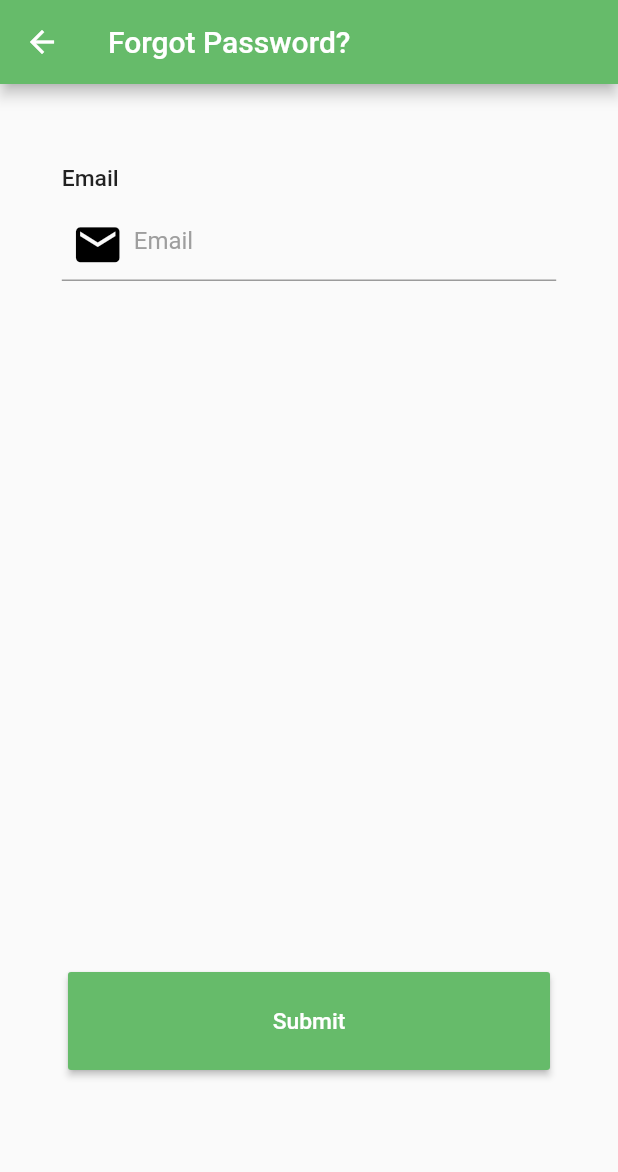
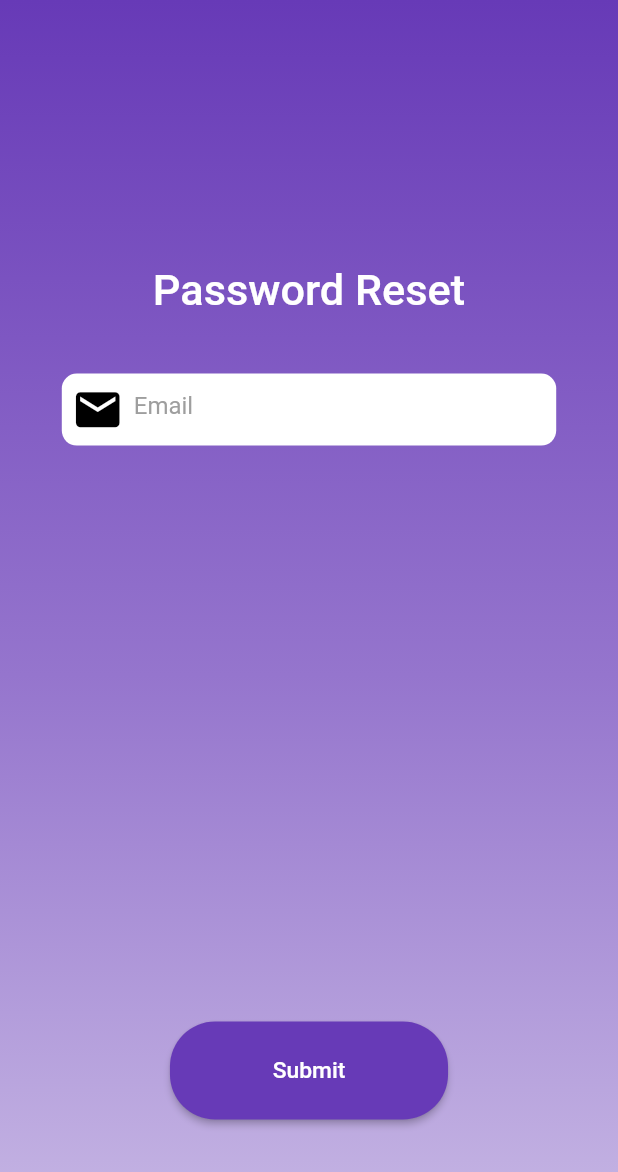
Before and after one commit to shirley03wang/CourseManager, a Flutter app: the ResetPasswordScreen screen opened by its route, on a phone screen of 412 x 824 dp. Shown: the top 1172 px of the screen. Run offline on Flutter 3.47's test engine with Material 2 defaults, Android fonts, the phone set to English and light mode, and no system bars; our stand-ins replace firebase_auth, firebase_core; accounts and stored records are empty.

Commit message:
updated reset_password_screen and created dashboard that's displayed when user logs in

```diff
--- a/lib/pages/reset_password_screen.dart
+++ b/lib/pages/reset_password_screen.dart
@@ -24,37 +24,47 @@ class _ResetPasswordScreenState extends State<ResetPasswordScreen> {
         kBottomNavigationBarHeight;
 
     return Scaffold(
-      appBar: AppBar(
-        title: Text(Strings.forgotPassword),
-        backgroundColor: Colors.green[400],
-      ),
       body: SingleChildScrollView(
         child: Container(
           padding: EdgeInsets.only(
               left: screenWidth * 0.1,
               right: screenWidth * 0.1,
-              top: screenHeight * 0.07),
+              top: screenHeight * 0.23,
+              bottom: screenHeight * 0.2),
+          decoration: BoxDecoration(
+            gradient: LinearGradient(
+                begin: Alignment.topCenter,
+                end: Alignment.bottomCenter,
+                colors: [
+                  Colors.deepPurple,
+                  Colors.deepPurple[400],
+                  Colors.deepPurple[300],
+                  Colors.deepPurple[200],
+                  Colors.deepPurple[100],
+                ]),
+          ),
           child: Form(
             key: _formKey,
             child: Column(
-              crossAxisAlignment: CrossAxisAlignment.start,
+              crossAxisAlignment: CrossAxisAlignment.center,
               children: <Widget>[
                 Text(
-                  Strings.email,
+                  Strings.passwordReset,
                   style: TextStyle(
-                    fontSize: screenWidth * 0.037,
+                    fontSize: screenWidth * 0.07,
                     fontWeight: FontWeight.w500,
+                    color: Colors.white,
                   ),
                 ),
-                SizedBox(height: screenHeight * 0.015),
+                SizedBox(height: screenHeight * 0.05),
                 Container(
+                  decoration: BoxDecoration(
+                      borderRadius: BorderRadius.circular(10),
+                      color: Colors.white,
+                      ),
                   child: TextFormField(
                     decoration: InputDecoration(
-                      border: new UnderlineInputBorder(
-                        borderSide: new BorderSide(
-                          color: Colors.black,
-                        ),
-                      ),
+                      border: InputBorder.none,
                       prefixIcon: Icon(
                         Icons.email,
                         color: Colors.black,
@@ -69,18 +79,21 @@ class _ResetPasswordScreenState extends State<ResetPasswordScreen> {
                     onSaved: (input) => _email = input,
                   ),
                 ),
-                SizedBox(height: screenHeight * 0.6),
+                SizedBox(height: screenHeight * 0.5),
                 Center(
                   child: ButtonTheme(
-                    minWidth: screenWidth * 0.78,
+                    minWidth: screenWidth * 0.45,
                     height: screenHeight * 0.085,
                     child: RaisedButton(
+                      shape: RoundedRectangleBorder(
+                        borderRadius: BorderRadius.circular(30),
+                      ),
                       onPressed: resetPassword,
-                      color: Colors.green[400],
+                      color: Colors.deepPurple,
+                      textColor: Colors.white,
                       child: Text(
                         Strings.submit,
                         style: TextStyle(
-                          color: Colors.white,
                           fontSize: screenWidth * 0.037,
                         ),
                       ),
@@ -101,7 +114,8 @@ class _ResetPasswordScreenState extends State<ResetPasswordScreen> {
       formState.save();
       try {
         await _firebaseAuth.sendPasswordResetEmail(email: _email);
-        alertDialog(context, Strings.forgotPassword, Strings.resetPasswordMessage);
+        alertDialog(
+            context, Strings.passwordReset, Strings.resetPasswordMessage);
       } catch (error) {
         print(error.message);
         alertDialog(context, Strings.authenticationErrorTitle, error.message);
--- a/lib/strings.dart
+++ b/lib/strings.dart
@@ -26,4 +26,9 @@ class Strings {
   static const String emailVerified = "I've verified";
   static const String resetPasswordMessage = "Instructions to change your password has been emailed to you";
   static const String resendEmailError = "Email has already been sent. Please close the app then log back in to resend the email";
+  static const String courses = "Courses";
+  static const String tasks = "Tasks";
+  static const String schedule = "Schedule";
+  static const String account = "Account";
+  static const String passwordReset = "Password Reset";
 }
```
Also changed, not shown: lib/alerts.dart (+6 -1 lines), lib/pages/dashboard.dart (+31 -48 lines).
